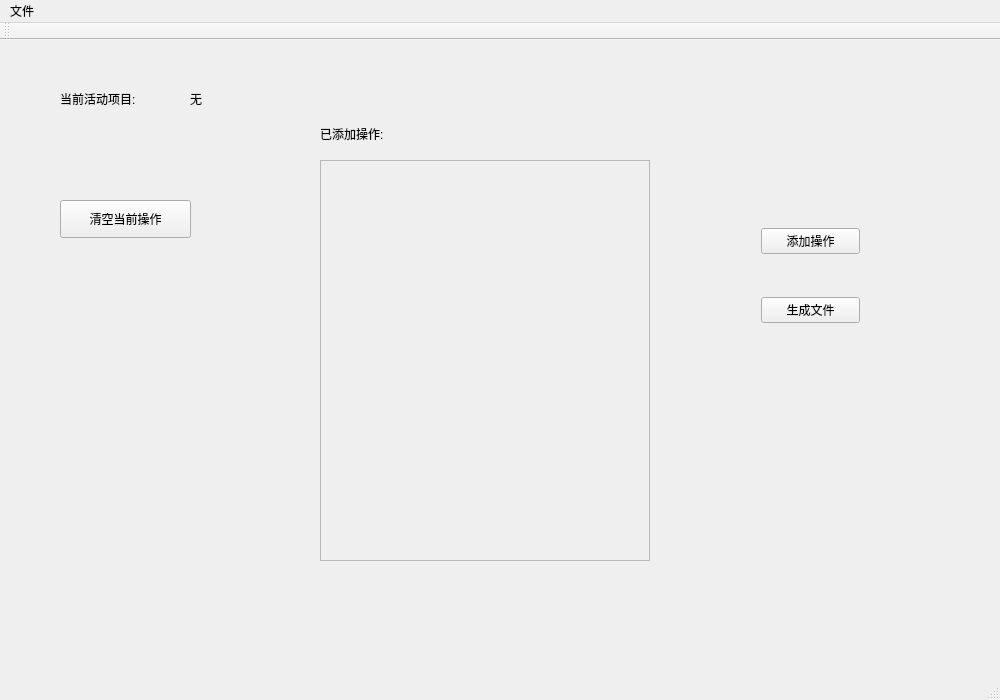
Before: the Qt Designer form mainwindow.ui in Aviram-hub/HFSS-automation-modeling-software-based-on-Qt, drawn with Qt 5.
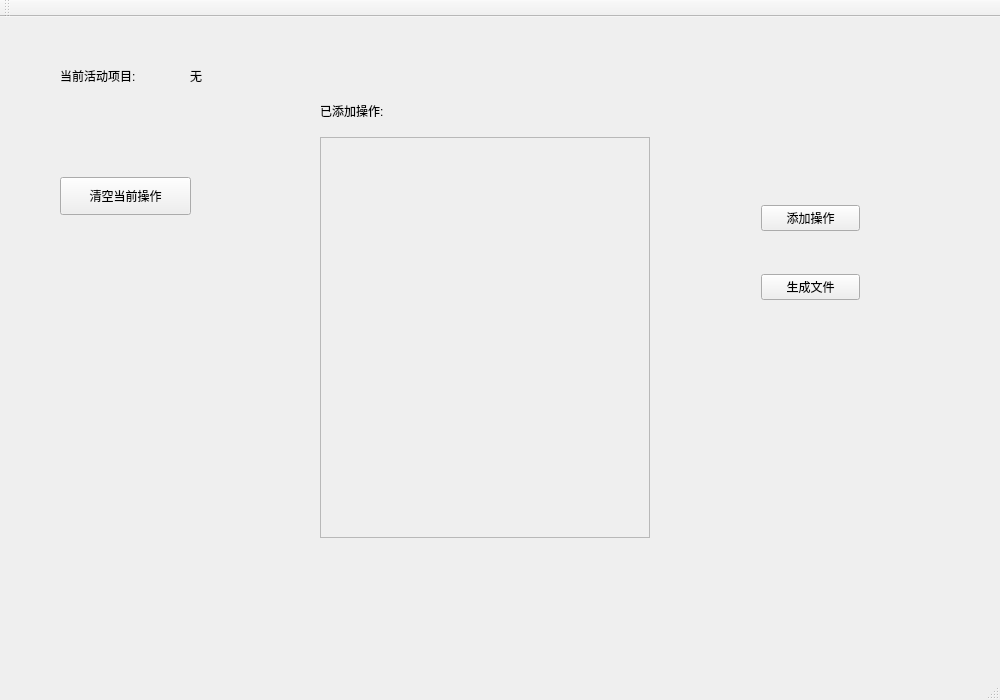
After: the same form once the commit is applied.

Patch:
```diff
--- a/mainwindow.ui
+++ b/mainwindow.ui
@@ -131,13 +131,6 @@
      <height>17</height>
     </rect>
    </property>
-   <widget class="QMenu" name="menuFile">
-    <property name="title">
-     <string>文件</string>
-    </property>
-    <addaction name="actionOpen"/>
-   </widget>
-   <addaction name="menuFile"/>
   </widget>
   <widget class="QToolBar" name="mainToolBar">
    <attribute name="toolBarArea">
```
